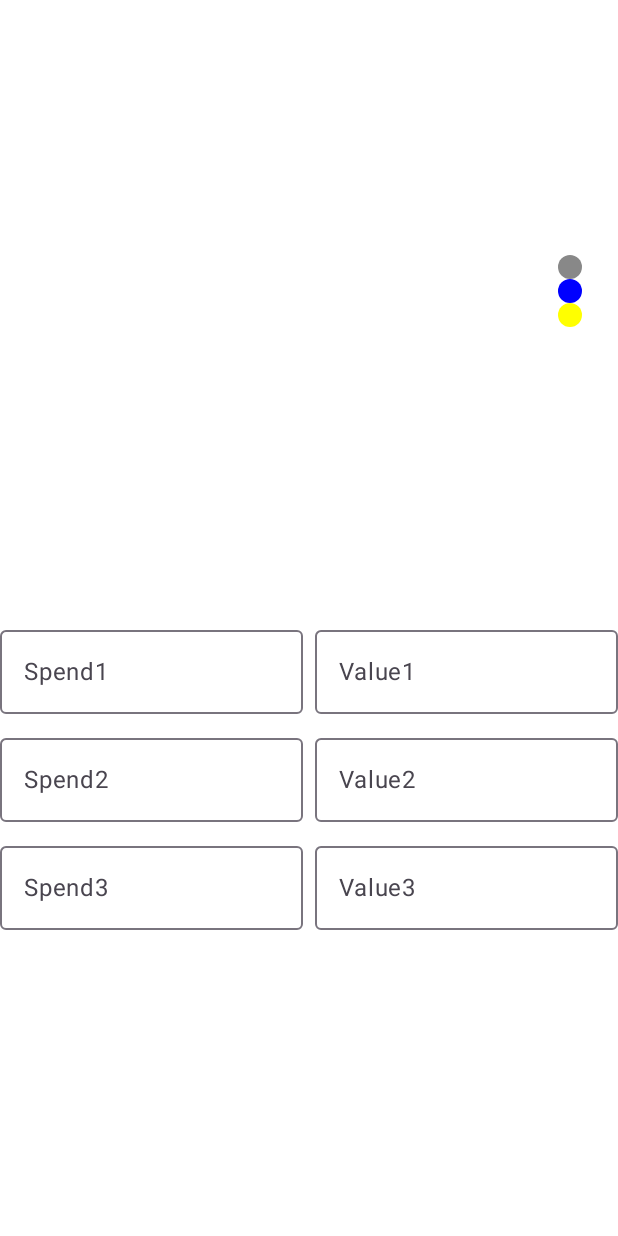
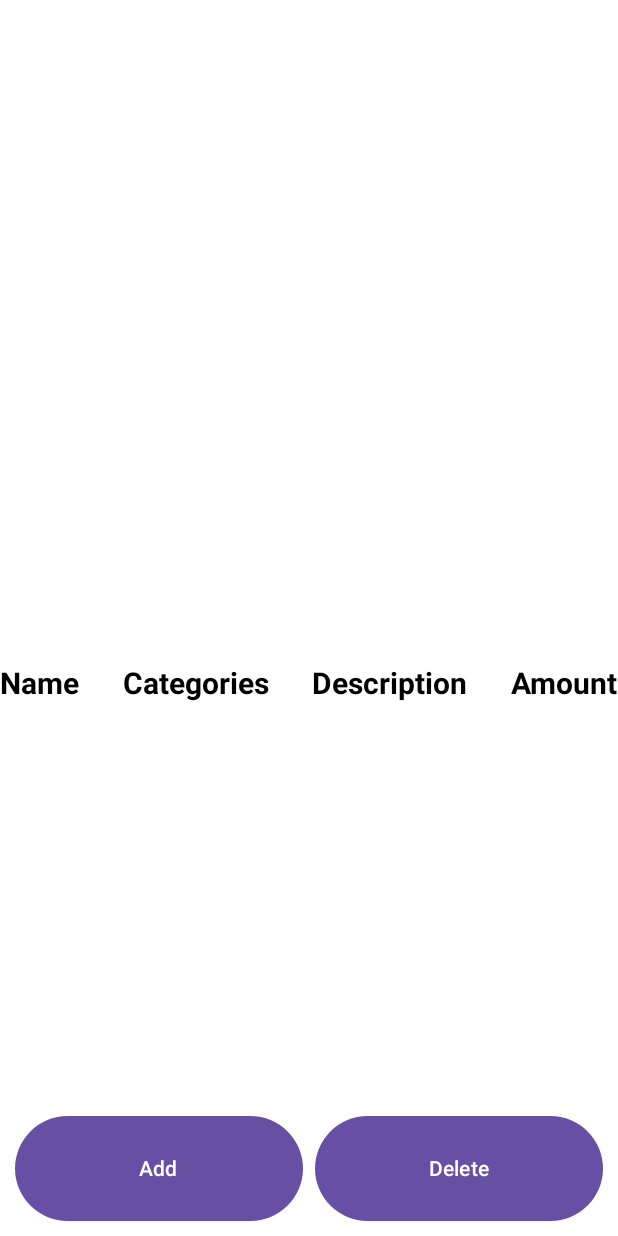
Before and after one commit to Thelilrex/Seamless, an Android app built with Jetpack Compose: the @Preview function PersonalSpendsScreenPreview, on a phone screen of 412 x 824 dp. Run offline under Robolectric (Android 15) with nearby library versions, the phone set to English and light mode, and no system bars; our stand-ins replace Room's generated code.

Commit message:
Update the PersonalSpendsScreen

```diff
--- a/app/src/main/java/com/example/seamless/ui/screens/AddScreen.kt
+++ b/app/src/main/java/com/example/seamless/ui/screens/AddScreen.kt
@@ -28,7 +28,6 @@ fun AddCategories(
     onCancelButtonClicked: () -> Unit = {},
     databaseObject: Any
 ) {
-
     val name = remember { mutableStateOf("") }
     val description = remember { mutableStateOf("") }
     val amount = remember { mutableStateOf("") }
--- a/app/src/main/java/com/example/seamless/ui/screens/IncomeStatementTracks.kt
+++ b/app/src/main/java/com/example/seamless/ui/screens/IncomeStatementTracks.kt
@@ -86,7 +86,6 @@ fun RevenuesLayout(revenueItems: List<RevenueItem>)
     }
 }
 
-
 @Composable
 fun ExpensesLayout(expenseItems: List<ExpenseItem>)
 {
--- a/app/src/main/java/com/example/seamless/ui/screens/PersonalSpendsScreen.kt
+++ b/app/src/main/java/com/example/seamless/ui/screens/PersonalSpendsScreen.kt
@@ -5,198 +5,308 @@ import androidx.compose.runtime.Composable
 import androidx.compose.ui.Modifier
 import androidx.compose.ui.geometry.Offset
 import androidx.compose.ui.graphics.Color
-import androidx.compose.ui.graphics.StrokeCap
-import androidx.compose.ui.graphics.drawscope.Stroke
-import androidx.compose.foundation.Canvas
 import androidx.compose.foundation.layout.Box
 import androidx.compose.foundation.layout.fillMaxWidth
 import androidx.compose.foundation.layout.padding
-import androidx.compose.material3.MaterialTheme
-import androidx.compose.ui.geometry.Rect
 import androidx.compose.ui.unit.dp
-import androidx.compose.foundation.Canvas
 import androidx.compose.foundation.background
+import androidx.compose.foundation.horizontalScroll
 import androidx.compose.foundation.layout.Arrangement
-import androidx.compose.foundation.layout.Box
 import androidx.compose.foundation.layout.Column
 import androidx.compose.foundation.layout.Row
 import androidx.compose.foundation.layout.Spacer
 import androidx.compose.foundation.layout.aspectRatio
+import androidx.compose.foundation.layout.fillMaxHeight
 import androidx.compose.foundation.layout.fillMaxSize
 import androidx.compose.foundation.layout.height
-import androidx.compose.foundation.layout.padding
 import androidx.compose.foundation.layout.size
 import androidx.compose.foundation.layout.width
 import androidx.compose.foundation.lazy.LazyColumn
 import androidx.compose.foundation.lazy.items
+import androidx.compose.foundation.rememberScrollState
 import androidx.compose.foundation.shape.CircleShape
 import androidx.compose.foundation.text.KeyboardOptions
+import androidx.compose.material3.Button
+import androidx.compose.material3.Divider
 import androidx.compose.material3.OutlinedTextField
 import androidx.compose.material3.Text
+import androidx.compose.runtime.getValue
 import androidx.compose.runtime.mutableStateOf
 import androidx.compose.runtime.remember
+import androidx.compose.runtime.setValue
 import androidx.compose.ui.Alignment
 import androidx.compose.ui.geometry.Size
-import androidx.compose.ui.graphics.drawscope.drawIntoCanvas
+import androidx.compose.ui.text.TextStyle
+import androidx.compose.ui.text.font.FontWeight
 import androidx.compose.ui.text.input.KeyboardType
 import androidx.compose.ui.tooling.preview.Preview
-import androidx.compose.ui.unit.dp
+import androidx.compose.ui.unit.sp
+import androidx.compose.ui.window.Dialog
+import com.example.seamless.database.Expenses
+import com.example.seamless.database.Income
+import kotlin.math.exp
 
 @Composable
-fun PersonalSpendsScreen() {
-    val spendType1 = remember { mutableStateOf("") }
-    val spendType2 = remember { mutableStateOf("") }
-    val spendType3 = remember { mutableStateOf("") }
-    val spendValue1 = remember { mutableStateOf("") }
-    val spendValue2 = remember { mutableStateOf("") }
-    val spendValue3 = remember { mutableStateOf("") }
+fun PersonalSpendsScreen(
+    dataToList: () -> Unit = {},
+    onDeleteButtonClicked: () -> Unit = {},
+    onDialogueConfirmButtonClicked: () -> Unit = {},
+    onAddButtonClicked:() -> Unit = {},
+    databaseObject: Any,
+    expenseToList: () -> Unit = {}, // do this 2nd // do the screen(add)
+) {
+    /*TODO: Call dataToList to turn database object into list then set browseItem*/
+    val browseItem = remember { mutableListOf<BrowseItem>(
+    ) }
 
-    val pieChartData = listOf(
-        spendValue1.value.toFloatOrNull() ?: 0f,
-        spendValue2.value.toFloatOrNull() ?: 0f,
-        spendValue3.value.toFloatOrNull() ?: 0f
+    val expenseItem = remember { mutableListOf<Expenses>()}
+
+    val expenses: Expenses = Expenses(name = "Name1", description = "Description1", amount = 150.0, categoryID = 1)
+
+    val showDialog = remember { mutableStateOf(false) }
+
+    var setNumber by remember { mutableStateOf(1) }
+    var categories by remember { mutableStateOf(1) }
+
+    val pieChartColors = listOf(
+        Color(0xFFE91E63),
+        Color(0xFF9C27B0),
+        Color(0xFF673AB7),
+        Color(0xFFFF9800),
+        Color(0xFF3F51B5),
+        Color(0xFF2196F3),
+        Color(0xFF00BCD4),
+        Color(0xFF009688),
+        Color(0xFF4CAF50),
+        Color(0xFF8BC34A),
+        Color(0xFFCDDC39),
+        Color(0xFFFFEB3B),
+        Color(0xFFFFC107),
+        Color(0xFFFF5722),
+        Color(0xFF795548),
+        Color(0xFF9E9E9E),
+        Color(0xFF607D8B)
     )
-    val pieChartColors = listOf(Color.Gray, Color.Blue, Color.Yellow)
-    val spendTypes = listOf(spendType1.value, spendType2.value, spendType3.value)
+
+    Column(modifier = Modifier.fillMaxHeight()) {
 
         Column {
-        Column {
-            Column(modifier = Modifier.weight(1f)) {
+            Column(modifier = Modifier.weight(0.8f)) {
                 Row(modifier = Modifier.padding(16.dp)) {
                     PersonalSpendsPieChart(
-                        data = pieChartData,
+                        expenses = expenseItem,
                         colors = pieChartColors,
                         modifier = Modifier
-                            .weight(1f)
-                            .align(Alignment.CenterVertically)
                     )
+                }
+                Row(modifier = Modifier.padding(16.dp)) {
                     PersonalSpendLegend(
-                        spendTypes = spendTypes,
+                        expenses = expenseItem,
                         colors = pieChartColors,
                         modifier = Modifier.align(Alignment.CenterVertically)
                     )
                 }
-//                LazyColumn {
-//                    item {
-//                        PersonalSpendsPieChart(
-//                            data = pieChartData,
-//                            colors = pieChartColors,
-//                            modifier = Modifier.fillMaxSize()
-//                        )
-//                    }
-//                }
+                SpendItemsLayout(expenseItem)
             }
-            Column(modifier = Modifier.weight(1f)) {
+            Column(modifier = Modifier.weight(0.1f)) {
+                Spacer(modifier = Modifier.weight(1f))
                 Row(
-                    modifier = Modifier.fillMaxWidth(),
+                    modifier = Modifier
+                        .fillMaxWidth()
+                        .padding(10.dp),
                     horizontalArrangement = Arrangement.SpaceBetween
                 ) {
+                    Button(
+                        onClick = {showDialog.value = true
+                        },
+                        modifier = Modifier
+                            .weight(1f)
+                            .height(70.dp)
+                    ) {
+                        Text("Add")
+                    }
+                    Spacer(modifier = Modifier.width(8.dp))
+                    Button(
+                        onClick = {
+                            onDeleteButtonClicked()
+                        },
+                        modifier = Modifier
+                            .weight(1f)
+                            .height(70.dp)
+                    ) {
+                        Text("Delete")
+                    }
+                }
+            }
+        }
+    }
+    if (showDialog.value) {
+        Dialog(onDismissRequest = { showDialog.value = false }) {
+            Column(modifier = Modifier.padding(16.dp)) {
+                val nameState = remember { mutableStateOf("") }
+                val amountState = remember { mutableStateOf("") }
+                val descriptionState = remember { mutableStateOf("") }
+
+                Text(text = "Input Value：")
                 OutlinedTextField(
-                        value = spendType1.value,
-                        onValueChange = { spendType1.value = it },
-                        label = { Text("Spend1") },
-                        modifier = Modifier.weight(1f)
+                    value = nameState.value,
+                    onValueChange = { nameState.value = it },
+                    label = { Text("Name") },
+                    modifier = Modifier.fillMaxWidth()
                 )
-                    Spacer(modifier = Modifier.width(8.dp))
+
+                Spacer(modifier = Modifier.height(8.dp))
                 OutlinedTextField(
-                        keyboardOptions = KeyboardOptions(keyboardType = KeyboardType.Number),
-                        value = spendValue1.value,
-                        onValueChange = { spendValue1.value = it },
-                        label = { Text("Value1") },
-                        modifier = Modifier.weight(1f)
+                    value = amountState.value,
+                    onValueChange = { amountState.value = it },
+                    keyboardOptions = KeyboardOptions(keyboardType = KeyboardType.Decimal),
+                    label = { Text("Amount") },
+                    modifier = Modifier.fillMaxWidth()
                 )
-                }
+
+                Spacer(modifier = Modifier.height(8.dp))
+                OutlinedTextField(
+                    value = descriptionState.value,
+                    onValueChange = { descriptionState.value = it },
+                    label = { Text("Description") },
+                    modifier = Modifier.fillMaxWidth()
+                )
+
                 Spacer(modifier = Modifier.height(8.dp))
                 Row(
-                    modifier = Modifier.fillMaxWidth(),
+                    modifier = Modifier
+                        .fillMaxWidth()
+                        .padding(10.dp),
                     horizontalArrangement = Arrangement.SpaceBetween
                 ) {
-                    OutlinedTextField(
-                        value = spendType2.value,
-                        onValueChange = { spendType2.value = it },
-                        label = { Text("Spend2") },
-                        modifier = Modifier.weight(1f)
+                    Button(
+                        onClick = {
+                            expenseItem.add(
+                                Expenses(name = nameState.value, description = descriptionState.value,
+                                amount = amountState.value.toDouble(), categoryID = categories)
                             )
-                    Spacer(modifier = Modifier.width(8.dp))
-                    OutlinedTextField(
-                        keyboardOptions = KeyboardOptions(keyboardType = KeyboardType.Number),
-                        value = spendValue2.value,
-                        onValueChange = { spendValue2.value = it },
-                        label = { Text("Value2") },
-                        modifier = Modifier.weight(1f)
-                    )
+                            showDialog.value = false
+                            setNumber++
+                            categories++
+                            onDialogueConfirmButtonClicked()
+
+                            /*TODO: Storage to database*/
                         }
-                Spacer(modifier = Modifier.height(8.dp))
-                Row(
-                    modifier = Modifier.fillMaxWidth(),
-                    horizontalArrangement = Arrangement.SpaceBetween
                     ) {
-                    OutlinedTextField(
-                        value = spendType3.value,
-                        onValueChange = { spendType3.value = it },
-                        label = { Text("Spend3") },
-                        modifier = Modifier.weight(1f)
-                    )
-                    Spacer(modifier = Modifier.width(8.dp))
-                    OutlinedTextField(
-                        keyboardOptions = KeyboardOptions(keyboardType = KeyboardType.Number),
-                        value = spendValue3.value,
-                        onValueChange = { spendValue3.value = it },
-                        label = { Text("Value3") },
-                        modifier = Modifier.weight(1f)
-                    )
+                        Text("Confirm")
+                    }
+                    Button(
+                        onClick = {
+                            onAddButtonClicked()
+                        }
+                    ) {
+                        Text("Add Screen")
+                    }
                 }
             }
         }
     }
 }
 
+
 @Composable
-fun PersonalSpendsPieChart(data: List<Float>, colors: List<Color>, modifier: Modifier = Modifier) {
+fun PersonalSpendsPieChart(
+    expenses: List<Expenses>,
+    colors: List<Color>,
+    modifier: Modifier = Modifier
+) {
     Box(
         modifier = modifier
             .padding(16.dp)
             .aspectRatio(1f)
     ) {
         Canvas(modifier = Modifier.fillMaxSize()) {
-            val total = data.sum()
+            val total = expenses.sumOf {it.amount}
             var startAngle = 0f
-            data.forEachIndexed { index, value ->
-                val angle = (value / total) * 360f
+            expenses.forEachIndexed { index, item ->
+                val angle = (item.amount.toFloat() / total) * 360f
                 val color = colors.getOrElse(index) { Color.Black }
                 drawArc(
                     color = color,
                     startAngle = startAngle,
-                    sweepAngle = angle,
+                    sweepAngle = angle.toFloat(),
                     useCenter = true,
                     topLeft = Offset.Zero,
                     size = Size(size.width, size.height)
                 )
-                startAngle += angle
+                startAngle += angle.toFloat()
             }
         }
     }
 }
 
 @Composable
-fun PersonalSpendLegend(spendTypes: List<String>, colors: List<Color>, modifier: Modifier = Modifier) {
+fun PersonalSpendLegend(expenses: List<Expenses>, colors: List<Color>, modifier: Modifier = Modifier) {
     Column(modifier = modifier) {
-        spendTypes.forEachIndexed { index, spendType ->
+        expenses.forEachIndexed { index, item ->
             Row(verticalAlignment = Alignment.CenterVertically) {
-                Box(modifier = Modifier
+                Box(
+                    modifier = Modifier
                         .size(16.dp)
-                    .background(color = colors.getOrElse(index) { Color.Black }, shape = CircleShape)
+                        .background(
+                            color = colors.getOrElse(index) { Color.Black },
+                            shape = CircleShape
+                        )
                 )
                 Spacer(modifier = Modifier.width(8.dp))
-                Text(text = spendType)
+                Text(text = item.name)
             }
         }
     }
 }
 
 @Composable
-@Preview
+fun SpendItemsLayout(expenses: List<Expenses>) {
+    Column {
+        Row(
+            modifier = Modifier.fillMaxWidth(),
+            horizontalArrangement = Arrangement.SpaceBetween
+        ) {
+            Text(
+                text = "Name",
+                style = TextStyle(fontWeight = FontWeight.Bold, fontSize = 20.sp)
+            )
+            Text(
+                text = "Categories",
+                style = TextStyle(fontWeight = FontWeight.Bold, fontSize = 20.sp)
+            )
+            Text(
+                text = "Description",
+                style = TextStyle(fontWeight = FontWeight.Bold, fontSize = 20.sp)
+            )
+            Text(
+                text = "Amount",
+                style = TextStyle(fontWeight = FontWeight.Bold, fontSize = 20.sp)
+            )
+        }
+    }
+    LazyColumn{
+        items(expenses) { item ->
+            Row(
+                modifier = Modifier
+                    .fillMaxWidth()
+                    .padding(vertical = 4.dp),
+                horizontalArrangement = Arrangement.SpaceBetween
+            ) {
+                Text(text = item.name, modifier = Modifier.weight(1f))
+                Text(text = item.categoryID.toString(), modifier = Modifier.weight(1f))
+                Text(text = item.description.toString(), modifier = Modifier.weight(1f))
+                Text(text = "$${item.amount}", modifier = Modifier.weight(1f))
+            }
+        }
+    }
+}
+
+@Composable
+@Preview(backgroundColor = 0xFFFFFFFF)
 fun PersonalSpendsScreenPreview()
 {
-    PersonalSpendsScreen()
+    PersonalSpendsScreen(
+        databaseObject = {}
+    )
 }
```
Also changed, not shown: app/src/main/java/com/example/seamless/SeamlessScreen.kt (+5 -2 lines), app/src/main/java/com/example/seamless/ui/screens/PersonalIncomeScreen.kt (+31 -15 lines). Lines whose indentation alone changed are shown as unchanged.
